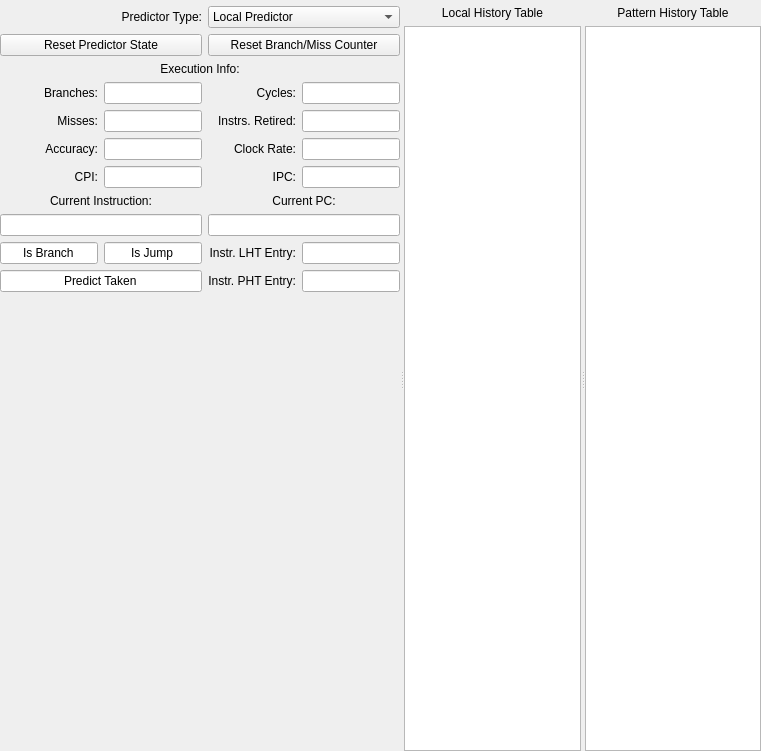
Qt form src/branchtab.ui (mortbopet/Ripes) before a commit.
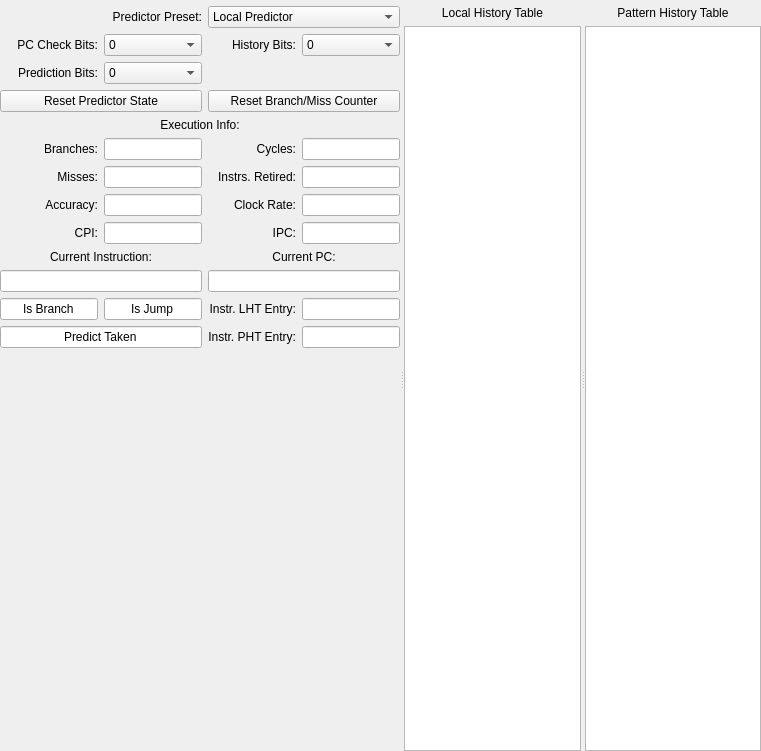
The same form after that commit.

Commit message: Support for changing predictor type/parameters

```diff
--- a/src/branchtab.ui
+++ b/src/branchtab.ui
@@ -41,27 +41,46 @@
          <property name="sizeConstraint">
           <enum>QLayout::SetDefaultConstraint</enum>
          </property>
-         <item row="8" column="3">
-          <widget class="QLineEdit" name="clockRate">
-           <property name="alignment">
-            <set>Qt::AlignRight|Qt::AlignTrailing|Qt::AlignVCenter</set>
-           </property>
-           <property name="readOnly">
-            <bool>true</bool>
-           </property>
-          </widget>
-         </item>
-         <item row="6" column="0">
-          <widget class="QLabel" name="label">
+         <item row="27" column="2">
+          <widget class="QLabel" name="label_15">
            <property name="text">
-            <string>Branches:</string>
+            <string>Instr. PHT Entry:</string>
            </property>
            <property name="alignment">
             <set>Qt::AlignRight|Qt::AlignTrailing|Qt::AlignVCenter</set>
            </property>
           </widget>
          </item>
-         <item row="16" column="2">
+         <item row="3" column="2" colspan="2">
+          <widget class="QComboBox" name="predictorSelect">
+           <item>
+            <property name="text">
+             <string>Local Predictor</string>
+            </property>
+           </item>
+           <item>
+            <property name="text">
+             <string>Global Predictor</string>
+            </property>
+           </item>
+           <item>
+            <property name="text">
+             <string>Saturating Counter</string>
+            </property>
+           </item>
+           <item>
+            <property name="text">
+             <string>Always Taken</string>
+            </property>
+           </item>
+           <item>
+            <property name="text">
+             <string>Always Not Taken</string>
+            </property>
+           </item>
+          </widget>
+         </item>
+         <item row="18" column="2">
           <widget class="QLabel" name="label_10">
            <property name="text">
             <string>IPC:</string>
@@ -71,7 +90,47 @@
            </property>
           </widget>
          </item>
-         <item row="6" column="2">
+         <item row="6" column="0" colspan="2">
+          <widget class="QPushButton" name="resetState">
+           <property name="text">
+            <string>Reset Predictor State</string>
+           </property>
+          </widget>
+         </item>
+         <item row="30" column="0" colspan="4">
+          <spacer name="verticalSpacer">
+           <property name="orientation">
+            <enum>Qt::Vertical</enum>
+           </property>
+           <property name="sizeHint" stdset="0">
+            <size>
+             <width>20</width>
+             <height>40</height>
+            </size>
+           </property>
+          </spacer>
+         </item>
+         <item row="21" column="2" colspan="2">
+          <widget class="QLabel" name="label_5">
+           <property name="text">
+            <string>Current PC:</string>
+           </property>
+           <property name="alignment">
+            <set>Qt::AlignCenter</set>
+           </property>
+          </widget>
+         </item>
+         <item row="25" column="3">
+          <widget class="QLineEdit" name="lhtEntry">
+           <property name="alignment">
+            <set>Qt::AlignRight|Qt::AlignTrailing|Qt::AlignVCenter</set>
+           </property>
+           <property name="readOnly">
+            <bool>true</bool>
+           </property>
+          </widget>
+         </item>
+         <item row="8" column="2">
           <widget class="QLabel" name="label_7">
            <property name="text">
             <string>Cycles:</string>
@@ -81,17 +140,27 @@
            </property>
           </widget>
          </item>
-         <item row="8" column="2">
-          <widget class="QLabel" name="label_11">
+         <item row="9" column="0">
+          <widget class="QLabel" name="label_2">
            <property name="text">
-            <string>Clock Rate:</string>
+            <string>Misses:</string>
            </property>
            <property name="alignment">
             <set>Qt::AlignRight|Qt::AlignTrailing|Qt::AlignVCenter</set>
            </property>
           </widget>
          </item>
-         <item row="7" column="1">
+         <item row="21" column="0" colspan="2">
+          <widget class="QLabel" name="label_4">
+           <property name="text">
+            <string>Current Instruction:</string>
+           </property>
+           <property name="alignment">
+            <set>Qt::AlignCenter</set>
+           </property>
+          </widget>
+         </item>
+         <item row="9" column="1">
           <widget class="QLineEdit" name="numMiss">
            <property name="alignment">
             <set>Qt::AlignRight|Qt::AlignTrailing|Qt::AlignVCenter</set>
@@ -101,116 +170,34 @@
            </property>
           </widget>
          </item>
-         <item row="23" column="0">
-          <widget class="QLineEdit" name="isBranch">
-           <property name="text">
-            <string>Is Branch</string>
-           </property>
-           <property name="alignment">
-            <set>Qt::AlignCenter</set>
-           </property>
-           <property name="readOnly">
-            <bool>true</bool>
-           </property>
-          </widget>
-         </item>
-         <item row="7" column="2">
-          <widget class="QLabel" name="label_8">
-           <property name="text">
-            <string>Instrs. Retired:</string>
-           </property>
-           <property name="alignment">
-            <set>Qt::AlignRight|Qt::AlignTrailing|Qt::AlignVCenter</set>
-           </property>
-          </widget>
-         </item>
-         <item row="7" column="3">
-          <widget class="QLineEdit" name="instrsRetired">
-           <property name="alignment">
-            <set>Qt::AlignRight|Qt::AlignTrailing|Qt::AlignVCenter</set>
-           </property>
-           <property name="readOnly">
-            <bool>true</bool>
-           </property>
-          </widget>
-         </item>
-         <item row="19" column="2" colspan="2">
-          <widget class="QLabel" name="label_5">
-           <property name="text">
-            <string>Current PC:</string>
-           </property>
-           <property name="alignment">
-            <set>Qt::AlignCenter</set>
-           </property>
-          </widget>
-         </item>
-         <item row="6" column="1">
-          <widget class="QLineEdit" name="numBranch">
-           <property name="alignment">
-            <set>Qt::AlignRight|Qt::AlignTrailing|Qt::AlignVCenter</set>
-           </property>
-           <property name="readOnly">
-            <bool>true</bool>
-           </property>
-          </widget>
-         </item>
-         <item row="16" column="1">
-          <widget class="QLineEdit" name="cpi">
-           <property name="alignment">
-            <set>Qt::AlignRight|Qt::AlignTrailing|Qt::AlignVCenter</set>
-           </property>
-           <property name="readOnly">
-            <bool>true</bool>
-           </property>
-          </widget>
-         </item>
-         <item row="3" column="2" colspan="2">
-          <widget class="QComboBox" name="predictorSelect">
-           <item>
-            <property name="text">
-             <string>Local Predictor</string>
-            </property>
-           </item>
-          </widget>
-         </item>
-         <item row="4" column="2" colspan="2">
+         <item row="6" column="2" colspan="2">
           <widget class="QPushButton" name="resetCounter">
            <property name="text">
             <string>Reset Branch/Miss Counter</string>
            </property>
           </widget>
          </item>
-         <item row="3" column="0" colspan="2">
-          <widget class="QLabel" name="label_16">
-           <property name="text">
-            <string>Predictor Type:</string>
-           </property>
+         <item row="8" column="1">
+          <widget class="QLineEdit" name="numBranch">
            <property name="alignment">
             <set>Qt::AlignRight|Qt::AlignTrailing|Qt::AlignVCenter</set>
            </property>
-          </widget>
-         </item>
-         <item row="7" column="0">
-          <widget class="QLabel" name="label_2">
-           <property name="text">
-            <string>Misses:</string>
+           <property name="readOnly">
+            <bool>true</bool>
            </property>
-           <property name="alignment">
-            <set>Qt::AlignRight|Qt::AlignTrailing|Qt::AlignVCenter</set>
-           </property>
           </widget>
          </item>
-         <item row="16" column="0">
-          <widget class="QLabel" name="label_9">
+         <item row="4" column="0">
+          <widget class="QLabel" name="label_17">
            <property name="text">
-            <string>CPI:</string>
+            <string>PC Check Bits:</string>
            </property>
            <property name="alignment">
             <set>Qt::AlignRight|Qt::AlignTrailing|Qt::AlignVCenter</set>
            </property>
           </widget>
          </item>
-         <item row="16" column="3">
+         <item row="18" column="3">
           <widget class="QLineEdit" name="ipc">
            <property name="alignment">
             <set>Qt::AlignRight|Qt::AlignTrailing|Qt::AlignVCenter</set>
@@ -220,7 +207,7 @@
            </property>
           </widget>
          </item>
-         <item row="8" column="0">
+         <item row="10" column="0">
           <widget class="QLabel" name="label_3">
            <property name="text">
             <string>Accuracy:</string>
@@ -230,74 +217,7 @@
            </property>
           </widget>
          </item>
-         <item row="6" column="3">
-          <widget class="QLineEdit" name="cycles">
-           <property name="alignment">
-            <set>Qt::AlignRight|Qt::AlignTrailing|Qt::AlignVCenter</set>
-           </property>
-           <property name="readOnly">
-            <bool>true</bool>
-           </property>
-          </widget>
-         </item>
-         <item row="20" column="2" colspan="2">
-          <widget class="QLineEdit" name="currPC">
-           <property name="alignment">
-            <set>Qt::AlignCenter</set>
-           </property>
-           <property name="readOnly">
-            <bool>true</bool>
-           </property>
-          </widget>
-         </item>
-         <item row="8" column="1">
-          <widget class="QLineEdit" name="branchAccuracy">
-           <property name="alignment">
-            <set>Qt::AlignRight|Qt::AlignTrailing|Qt::AlignVCenter</set>
-           </property>
-           <property name="readOnly">
-            <bool>true</bool>
-           </property>
-          </widget>
-         </item>
-         <item row="4" column="0" colspan="2">
-          <widget class="QPushButton" name="resetState">
-           <property name="text">
-            <string>Reset Predictor State</string>
-           </property>
-          </widget>
-         </item>
-         <item row="19" column="0" colspan="2">
-          <widget class="QLabel" name="label_4">
-           <property name="text">
-            <string>Current Instruction:</string>
-           </property>
-           <property name="alignment">
-            <set>Qt::AlignCenter</set>
-           </property>
-          </widget>
-         </item>
-         <item row="5" column="0" colspan="4">
-          <widget class="QLabel" name="label_6">
-           <property name="text">
-            <string>Execution Info:</string>
-           </property>
-           <property name="alignment">
-            <set>Qt::AlignCenter</set>
-           </property>
-          </widget>
-         </item>
-         <item row="20" column="0" colspan="2">
-          <widget class="QLineEdit" name="currInst">
-           <property name="alignment">
-            <set>Qt::AlignCenter</set>
-           </property>
-           <property name="readOnly">
-            <bool>true</bool>
-           </property>
-          </widget>
-         </item>
-         <item row="23" column="2">
+         <item row="25" column="2">
           <widget class="QLabel" name="label_14">
            <property name="text">
             <string>Instr. LHT Entry:</string>
@@ -307,7 +227,93 @@
            </property>
           </widget>
          </item>
-         <item row="23" column="1">
+         <item row="27" column="0" colspan="2">
+          <widget class="QLineEdit" name="predictTaken">
+           <property name="text">
+            <string>Predict Taken</string>
+           </property>
+           <property name="alignment">
+            <set>Qt::AlignCenter</set>
+           </property>
+           <property name="readOnly">
+            <bool>true</bool>
+           </property>
+          </widget>
+         </item>
+         <item row="9" column="3">
+          <widget class="QLineEdit" name="instrsRetired">
+           <property name="alignment">
+            <set>Qt::AlignRight|Qt::AlignTrailing|Qt::AlignVCenter</set>
+           </property>
+           <property name="readOnly">
+            <bool>true</bool>
+           </property>
+          </widget>
+         </item>
+         <item row="3" column="0" colspan="2">
+          <widget class="QLabel" name="label_16">
+           <property name="text">
+            <string>Predictor Preset:</string>
+           </property>
+           <property name="alignment">
+            <set>Qt::AlignRight|Qt::AlignTrailing|Qt::AlignVCenter</set>
+           </property>
+          </widget>
+         </item>
+         <item row="10" column="2">
+          <widget class="QLabel" name="label_11">
+           <property name="text">
+            <string>Clock Rate:</string>
+           </property>
+           <property name="alignment">
+            <set>Qt::AlignRight|Qt::AlignTrailing|Qt::AlignVCenter</set>
+           </property>
+          </widget>
+         </item>
+         <item row="10" column="1">
+          <widget class="QLineEdit" name="branchAccuracy">
+           <property name="alignment">
+            <set>Qt::AlignRight|Qt::AlignTrailing|Qt::AlignVCenter</set>
+           </property>
+           <property name="readOnly">
+            <bool>true</bool>
+           </property>
+          </widget>
+         </item>
+         <item row="10" column="3">
+          <widget class="QLineEdit" name="clockRate">
+           <property name="alignment">
+            <set>Qt::AlignRight|Qt::AlignTrailing|Qt::AlignVCenter</set>
+           </property>
+           <property name="readOnly">
+            <bool>true</bool>
+           </property>
+          </widget>
+         </item>
+         <item row="25" column="0">
+          <widget class="QLineEdit" name="isBranch">
+           <property name="text">
+            <string>Is Branch</string>
+           </property>
+           <property name="alignment">
+            <set>Qt::AlignCenter</set>
+           </property>
+           <property name="readOnly">
+            <bool>true</bool>
+           </property>
+          </widget>
+         </item>
+         <item row="8" column="3">
+          <widget class="QLineEdit" name="cycles">
+           <property name="alignment">
+            <set>Qt::AlignRight|Qt::AlignTrailing|Qt::AlignVCenter</set>
+           </property>
+           <property name="readOnly">
+            <bool>true</bool>
+           </property>
+          </widget>
+         </item>
+         <item row="25" column="1">
           <widget class="QLineEdit" name="isJump">
            <property name="text">
             <string>Is Jump</string>
@@ -320,27 +326,17 @@
            </property>
           </widget>
          </item>
-         <item row="23" column="3">
-          <widget class="QLineEdit" name="lhtEntry">
-           <property name="alignment">
-            <set>Qt::AlignRight|Qt::AlignTrailing|Qt::AlignVCenter</set>
-           </property>
-           <property name="readOnly">
-            <bool>true</bool>
-           </property>
-          </widget>
-         </item>
-         <item row="25" column="2">
-          <widget class="QLabel" name="label_15">
+         <item row="4" column="2">
+          <widget class="QLabel" name="label_18">
            <property name="text">
-            <string>Instr. PHT Entry:</string>
+            <string>History Bits:</string>
            </property>
            <property name="alignment">
             <set>Qt::AlignRight|Qt::AlignTrailing|Qt::AlignVCenter</set>
            </property>
           </widget>
          </item>
-         <item row="25" column="3">
+         <item row="27" column="3">
           <widget class="QLineEdit" name="phtEntry">
            <property name="alignment">
             <set>Qt::AlignRight|Qt::AlignTrailing|Qt::AlignVCenter</set>
@@ -350,20 +346,67 @@
            </property>
           </widget>
          </item>
-         <item row="25" column="0" colspan="2">
-          <widget class="QLineEdit" name="predictTaken">
+         <item row="22" column="0" colspan="2">
+          <widget class="QLineEdit" name="currInst">
+           <property name="alignment">
+            <set>Qt::AlignCenter</set>
+           </property>
+           <property name="readOnly">
+            <bool>true</bool>
+           </property>
+          </widget>
+         </item>
+         <item row="9" column="2">
+          <widget class="QLabel" name="label_8">
            <property name="text">
-            <string>Predict Taken</string>
+            <string>Instrs. Retired:</string>
            </property>
            <property name="alignment">
+            <set>Qt::AlignRight|Qt::AlignTrailing|Qt::AlignVCenter</set>
+           </property>
+          </widget>
+         </item>
+         <item row="8" column="0">
+          <widget class="QLabel" name="label">
+           <property name="text">
+            <string>Branches:</string>
+           </property>
+           <property name="alignment">
+            <set>Qt::AlignRight|Qt::AlignTrailing|Qt::AlignVCenter</set>
+           </property>
+          </widget>
+         </item>
+         <item row="18" column="1">
+          <widget class="QLineEdit" name="cpi">
+           <property name="alignment">
+            <set>Qt::AlignRight|Qt::AlignTrailing|Qt::AlignVCenter</set>
+           </property>
+           <property name="readOnly">
+            <bool>true</bool>
+           </property>
+          </widget>
+         </item>
+         <item row="7" column="0" colspan="4">
+          <widget class="QLabel" name="label_6">
+           <property name="text">
+            <string>Execution Info:</string>
+           </property>
+           <property name="alignment">
             <set>Qt::AlignCenter</set>
            </property>
+          </widget>
+         </item>
+         <item row="22" column="2" colspan="2">
+          <widget class="QLineEdit" name="currPC">
+           <property name="alignment">
+            <set>Qt::AlignCenter</set>
+           </property>
            <property name="readOnly">
             <bool>true</bool>
            </property>
           </widget>
          </item>
-         <item row="27" column="0" colspan="4">
+         <item row="29" column="0" colspan="4">
           <spacer name="horizontalSpacer">
            <property name="orientation">
             <enum>Qt::Horizontal</enum>
@@ -379,18 +422,172 @@
            </property>
           </spacer>
          </item>
-         <item row="28" column="0" colspan="4">
-          <spacer name="verticalSpacer">
-           <property name="orientation">
-            <enum>Qt::Vertical</enum>
+         <item row="18" column="0">
+          <widget class="QLabel" name="label_9">
+           <property name="text">
+            <string>CPI:</string>
            </property>
-           <property name="sizeHint" stdset="0">
-            <size>
-             <width>20</width>
-             <height>40</height>
-            </size>
+           <property name="alignment">
+            <set>Qt::AlignRight|Qt::AlignTrailing|Qt::AlignVCenter</set>
            </property>
-          </spacer>
+          </widget>
+         </item>
+         <item row="5" column="0">
+          <widget class="QLabel" name="label_19">
+           <property name="text">
+            <string>Prediction Bits:</string>
+           </property>
+           <property name="alignment">
+            <set>Qt::AlignRight|Qt::AlignTrailing|Qt::AlignVCenter</set>
+           </property>
+          </widget>
+         </item>
+         <item row="4" column="1">
+          <widget class="QComboBox" name="pc_check_bits">
+           <item>
+            <property name="text">
+             <string>0</string>
+            </property>
+           </item>
+           <item>
+            <property name="text">
+             <string>1</string>
+            </property>
+           </item>
+           <item>
+            <property name="text">
+             <string>2</string>
+            </property>
+           </item>
+           <item>
+            <property name="text">
+             <string>3</string>
+            </property>
+           </item>
+           <item>
+            <property name="text">
+             <string>4</string>
+            </property>
+           </item>
+           <item>
+            <property name="text">
+             <string>5</string>
+            </property>
+           </item>
+           <item>
+            <property name="text">
+             <string>6</string>
+            </property>
+           </item>
+           <item>
+            <property name="text">
+             <string>7</string>
+            </property>
+           </item>
+           <item>
+            <property name="text">
+             <string>8</string>
+            </property>
+           </item>
+          </widget>
+         </item>
+         <item row="5" column="1">
+          <widget class="QComboBox" name="prediction_bits">
+           <item>
+            <property name="text">
+             <string>0</string>
+            </property>
+           </item>
+           <item>
+            <property name="text">
+             <string>1</string>
+            </property>
+           </item>
+           <item>
+            <property name="text">
+             <string>2</string>
+            </property>
+           </item>
+           <item>
+            <property name="text">
+             <string>3</string>
+            </property>
+           </item>
+           <item>
+            <property name="text">
+             <string>4</string>
+            </property>
+           </item>
+           <item>
+            <property name="text">
+             <string>5</string>
+            </property>
+           </item>
+           <item>
+            <property name="text">
+             <string>6</string>
+            </property>
+           </item>
+           <item>
+            <property name="text">
+             <string>7</string>
+            </property>
+           </item>
+           <item>
+            <property name="text">
+             <string>8</string>
+            </property>
+           </item>
+          </widget>
+         </item>
+         <item row="4" column="3">
+          <widget class="QComboBox" name="history_bits">
+           <item>
+            <property name="text">
+             <string>0</string>
+            </property>
+           </item>
+           <item>
+            <property name="text">
+             <string>1</string>
+            </property>
+           </item>
+           <item>
+            <property name="text">
+             <string>2</string>
+            </property>
+           </item>
+           <item>
+            <property name="text">
+             <string>3</string>
+            </property>
+           </item>
+           <item>
+            <property name="text">
+             <string>4</string>
+            </property>
+           </item>
+           <item>
+            <property name="text">
+             <string>5</string>
+            </property>
+           </item>
+           <item>
+            <property name="text">
+             <string>6</string>
+            </property>
+           </item>
+           <item>
+            <property name="text">
+             <string>7</string>
+            </property>
+           </item>
+           <item>
+            <property name="text">
+             <string>8</string>
+            </property>
+           </item>
+          </widget>
          </item>
         </layout>
        </item>
```
The commit also changes 3 other files.
